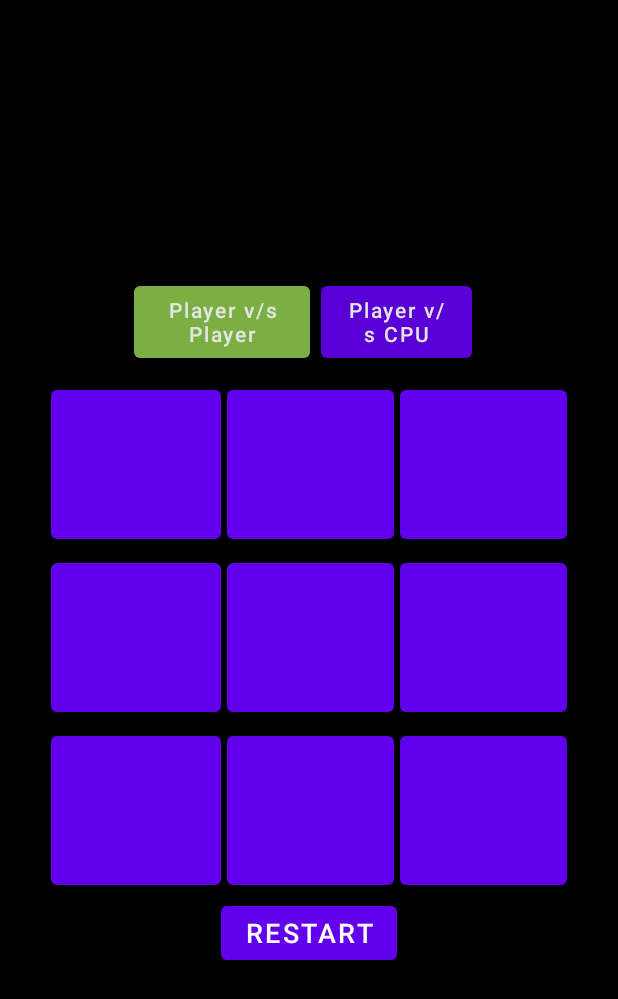
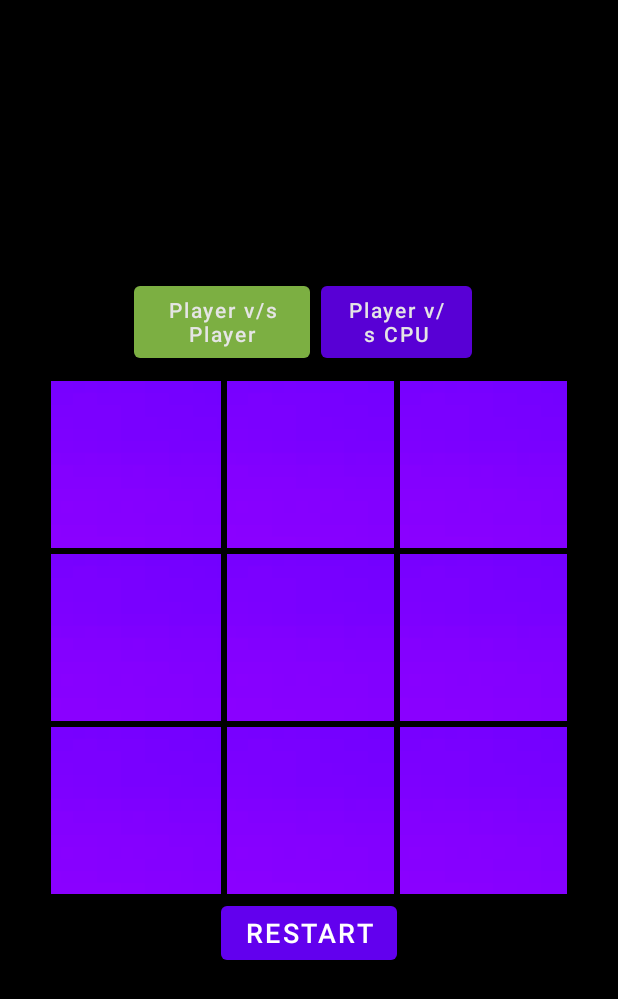
Before and after one commit to edamour1/Tic_Tac_Boom, an Android app: the screen it shows after launch (MainActivity), on a phone screen of 412 x 824 dp. Shown: the top 999 px of the screen. Run offline under Robolectric (Android 15) with nearby library versions, the phone set to English and light mode, and no system bars.

Commit message:
Incorperated image buttons. Glowing X and O.

```diff
--- a/app/src/main/java/com/example/tictacboom/Player.kt
+++ b/app/src/main/java/com/example/tictacboom/Player.kt
@@ -2,5 +2,5 @@ package com.example.tictacboom
 
 class Player {
     var moves = ArrayList<Int>()
-    //lateinit var src: String
+    var src = 0
 }
--- a/app/src/main/res/layout/activity_main.xml
+++ b/app/src/main/res/layout/activity_main.xml
@@ -40,32 +40,29 @@
         android:layout_height="match_parent"
         android:gravity="center">
 
-        <Button
+        <ImageButton
             android:id="@+id/button1"
             android:layout_width="50pt"
             android:layout_height="50pt"
             android:layout_margin="2dp"
             android:onClick="buttonClick"
-            android:textSize="40sp"
-            tools:ignore="ButtonStyle" />
+            android:src="@drawable/deafualt_button" />
 
-        <Button
+        <ImageButton
             android:id="@+id/button2"
             android:layout_width="50pt"
             android:layout_height="50pt"
             android:layout_margin="2dp"
             android:onClick="buttonClick"
-            android:textSize="40sp"
-            tools:ignore="ButtonStyle" />
+            android:src="@drawable/deafualt_button" />
 
-        <Button
+        <ImageButton
             android:id="@+id/button3"
             android:layout_width="50pt"
             android:layout_height="50pt"
             android:layout_margin="2dp"
             android:onClick="buttonClick"
-            android:textSize="40sp"
-            tools:ignore="ButtonStyle" />
+            android:src="@drawable/deafualt_button" />
     </TableRow>
 
     <TableRow
@@ -73,32 +70,29 @@
         android:layout_height="match_parent"
         android:gravity="center">
 
-        <Button
+        <ImageButton
             android:id="@+id/button4"
             android:layout_width="50pt"
             android:layout_height="50pt"
             android:layout_margin="2dp"
             android:onClick="buttonClick"
-            android:textSize="40sp"
-            tools:ignore="ButtonStyle" />
+            android:src="@drawable/deafualt_button" />
 
-        <Button
+        <ImageButton
             android:id="@+id/button5"
             android:layout_width="50pt"
             android:layout_height="50pt"
             android:layout_margin="2dp"
             android:onClick="buttonClick"
-            android:textSize="40sp"
-            tools:ignore="ButtonStyle" />
+            android:src="@drawable/deafualt_button" />
 
-        <Button
+        <ImageButton
             android:id="@+id/button6"
             android:layout_width="50pt"
             android:layout_height="50pt"
             android:layout_margin="2dp"
             android:onClick="buttonClick"
-            android:textSize="40sp"
-            tools:ignore="ButtonStyle" />
+            android:src="@drawable/deafualt_button" />
     </TableRow>
 
     <TableRow
@@ -106,32 +100,29 @@
         android:layout_height="match_parent"
         android:gravity="center">
 
-        <Button
+        <ImageButton
             android:id="@+id/button7"
             android:layout_width="50pt"
             android:layout_height="50pt"
             android:layout_margin="2dp"
             android:onClick="buttonClick"
-            android:textSize="40sp"
-            tools:ignore="ButtonStyle" />
+            android:src="@drawable/deafualt_button" />
 
-        <Button
+        <ImageButton
             android:id="@+id/button8"
             android:layout_width="50pt"
             android:layout_height="50pt"
             android:layout_margin="2dp"
             android:onClick="buttonClick"
-            android:textSize="40sp"
-            tools:ignore="ButtonStyle" />
+            android:src="@drawable/deafualt_button" />
 
-        <Button
+        <ImageButton
             android:id="@+id/button9"
             android:layout_width="50pt"
             android:layout_height="50pt"
             android:layout_margin="2dp"
             android:onClick="buttonClick"
-            android:textSize="40sp"
-            tools:ignore="ButtonStyle" />
+            android:src="@drawable/deafualt_button" />
     </TableRow>
 
     <TableRow
```
Also changed, not shown: app/src/main/java/com/example/tictacboom/MainActivity.kt (+34 -35 lines), app/src/main/res/drawable/deafualt_button.png (added), app/src/main/res/drawable/neon_red_o.png (added).
